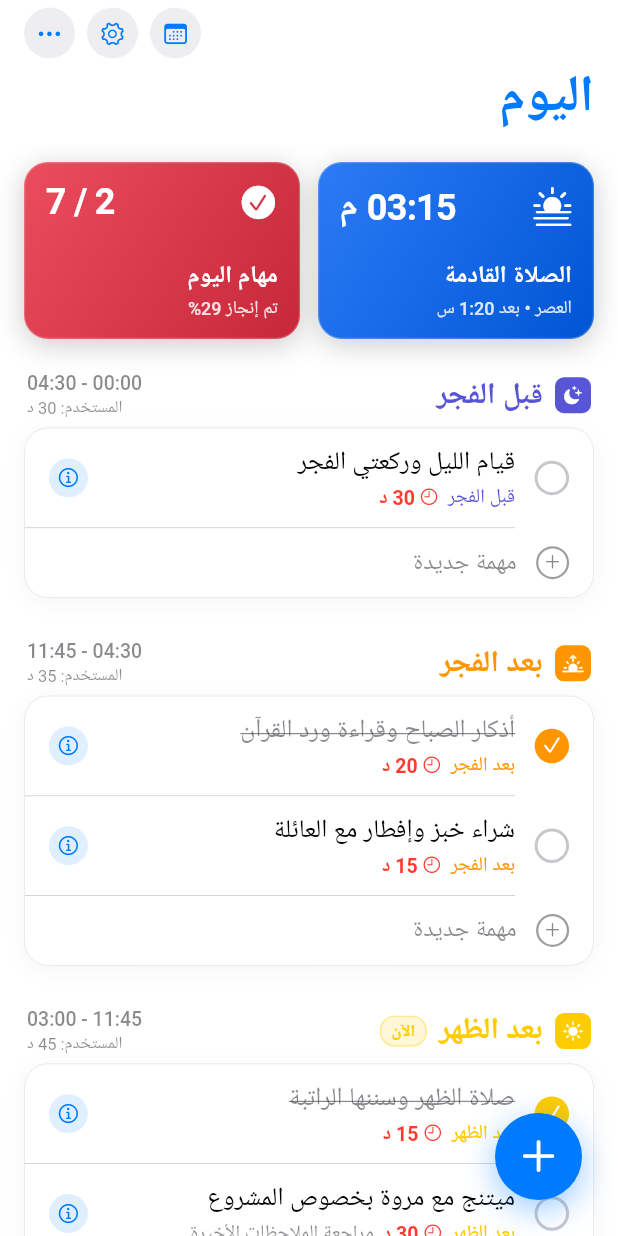
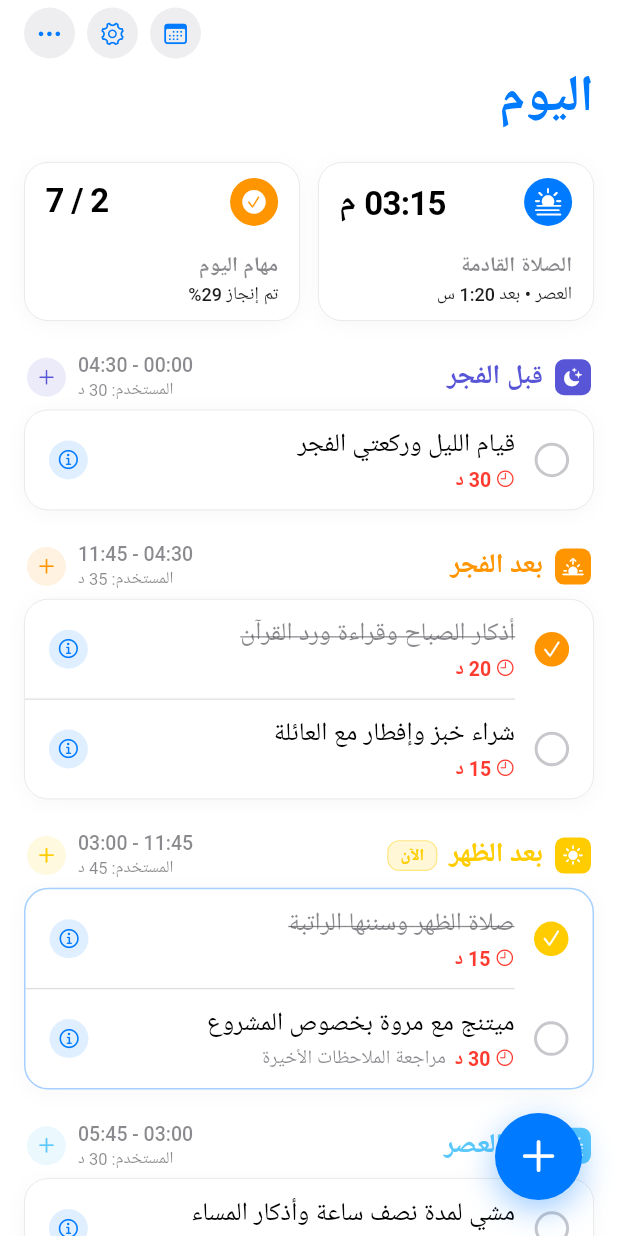
Before and after one commit to ajyahia/dayaround, a Flutter app: the screen it shows after launch, on a phone screen of 412 x 824 dp. Run offline on Flutter 3.47's test engine with Material 3 defaults, Android fonts, the phone set to English and light mode, and no system bars; our stand-ins replace flutter_riverpod, google_fonts, shared_preferences.

Commit message:
Declutter Today screen: compact empty prayer tiles, calm neutral smart cards, and remove redundant task metadata

```diff
--- a/lib/core/widgets/app_section.dart
+++ b/lib/core/widgets/app_section.dart
@@ -31,12 +31,80 @@ class AppSection extends StatelessWidget {
     final secondaryColor = CupertinoColors.secondaryLabel.resolveFrom(context);
     final separatorColor = CupertinoColors.separator.resolveFrom(context);
 
+    // Case 1: Empty & Not current block -> Minimal peaceful compact tile (saves vertical clutter)
+    if (children.isEmpty && !isCurrentBlock) {
+      return Padding(
+        padding: const EdgeInsets.symmetric(horizontal: 16, vertical: 4),
+        child: GestureDetector(
+          onTap: onAddNewTask,
+          behavior: HitTestBehavior.opaque,
+          child: Container(
+            height: 44,
+            padding: const EdgeInsets.symmetric(horizontal: 14),
+            decoration: BoxDecoration(
+              color: sectionBg.withValues(alpha: isDark ? 0.45 : 0.65),
+              borderRadius: BorderRadius.circular(12),
+              border: Border.all(
+                color: isDark ? const Color(0x14FFFFFF) : const Color(0x0A000000),
+                width: 0.5,
+              ),
+            ),
+            child: Row(
+              children: [
+                Container(
+                  width: 22,
+                  height: 22,
+                  decoration: BoxDecoration(
+                    color: blockColor.withValues(alpha: 0.15),
+                    borderRadius: BorderRadius.circular(6),
+                  ),
+                  child: Center(
+                    child: Icon(
+                      icon,
+                      size: 13,
+                      color: blockColor,
+                    ),
+                  ),
+                ),
+                const SizedBox(width: 10),
+                Text(
+                  title,
+                  style: TextStyle(
+                    fontSize: 14,
+                    fontWeight: FontWeight.w600,
+                    color: secondaryColor,
+                  ),
+                ),
+                const Spacer(),
+                Text(
+                  timeRange,
+                  style: TextStyle(
+                    fontSize: 12,
+                    color: secondaryColor.withValues(alpha: 0.7),
+                  ),
+                ),
+                if (onAddNewTask != null) ...[
+                  const SizedBox(width: 10),
+                  Icon(
+                    CupertinoIcons.plus,
+                    size: 15,
+                    color: secondaryColor.withValues(alpha: 0.6),
+                  ),
+                ],
+              ],
+            ),
+          ),
+        ),
+      );
+    }
+
+    // Case 2: Has tasks OR is current block -> Clean Apple Reminders Section
     return Padding(
-      padding: const EdgeInsets.only(bottom: 22),
+      padding: const EdgeInsets.only(bottom: 16),
       child: Column(
         crossAxisAlignment: CrossAxisAlignment.start,
         children: [
-          // Section Header (Reminders style with block identity)
+          // Section Header
           Padding(
             padding: const EdgeInsets.symmetric(horizontal: 18, vertical: 6),
             child: Row(
@@ -59,14 +127,14 @@ class AppSection extends StatelessWidget {
                 ),
                 const SizedBox(width: 8),
 
-                // Block title in its color
+                // Block title
                 Text(
                   title,
                   style: TextStyle(
-                    fontSize: 20,
+                    fontSize: 18,
                     fontWeight: FontWeight.bold,
                     color: blockColor,
-                    letterSpacing: -0.4,
+                    letterSpacing: -0.3,
                   ),
                 ),
 
@@ -74,10 +142,10 @@ class AppSection extends StatelessWidget {
                 if (isCurrentBlock) ...[
                   const SizedBox(width: 8),
                   Container(
-                    padding: const EdgeInsets.symmetric(horizontal: 7, vertical: 2),
+                    padding: const EdgeInsets.symmetric(horizontal: 8, vertical: 2),
                     decoration: BoxDecoration(
                       color: blockColor.withValues(alpha: 0.16),
-                      borderRadius: BorderRadius.circular(10),
+                      borderRadius: BorderRadius.circular(8),
                       border: Border.all(
                         color: blockColor.withValues(alpha: 0.4),
                         width: 0.8,
@@ -123,6 +191,30 @@ class AppSection extends StatelessWidget {
                     ],
                   ],
                 ),
+
+                // Quick add (+) button in header
+                if (onAddNewTask != null) ...[
+                  const SizedBox(width: 8),
+                  GestureDetector(
+                    onTap: onAddNewTask,
+                    behavior: HitTestBehavior.opaque,
+                    child: Container(
+                      width: 26,
+                      height: 26,
+                      decoration: BoxDecoration(
+                        shape: BoxShape.circle,
+                        color: blockColor.withValues(alpha: 0.12),
+                      ),
+                      child: Center(
+                        child: Icon(
+                          CupertinoIcons.plus,
+                          size: 14,
+                          color: blockColor,
+                        ),
+                      ),
+                    ),
+                  ),
+                ],
               ],
             ),
           ),
@@ -135,14 +227,16 @@ class AppSection extends StatelessWidget {
                 color: sectionBg,
                 borderRadius: BorderRadius.circular(16),
                 border: Border.all(
-                  color: isDark ? const Color(0x22FFFFFF) : const Color(0x18000000),
-                  width: 0.6,
+                  color: isCurrentBlock
+                      ? const Color(0xFF007AFF).withValues(alpha: 0.35)
+                      : (isDark ? const Color(0x22FFFFFF) : const Color(0x18000000)),
+                  width: isCurrentBlock ? 1.0 : 0.6,
                 ),
                 boxShadow: [
                   BoxShadow(
-                    color: isDark ? const Color(0x33000000) : const Color(0x0A000000),
-                    blurRadius: 12,
-                    offset: const Offset(0, 3),
+                    color: isDark ? const Color(0x33000000) : const Color(0x08000000),
+                    blurRadius: 10,
+                    offset: const Offset(0, 2),
                   ),
                 ],
               ),
@@ -151,22 +245,40 @@ class AppSection extends StatelessWidget {
                 child: Column(
                   children: [
                     if (children.isEmpty)
+                      // Current block empty state
                       Padding(
-                        padding: const EdgeInsets.symmetric(vertical: 18),
-                        child: Center(
-                          child: Text(
-                            'لا توجد مهام',
-                            style: TextStyle(
-                              fontSize: 15,
-                              color: secondaryColor,
+                        padding: const EdgeInsets.symmetric(vertical: 20, horizontal: 16),
+                        child: Row(
+                          mainAxisAlignment: MainAxisAlignment.center,
+                          children: [
+                            Text(
+                              'لا توجد مهام متبقية لهذه الصلاة',
+                              style: TextStyle(
+                                fontSize: 14,
+                                color: secondaryColor,
+                              ),
                             ),
-                          ),
+                            if (onAddNewTask != null) ...[
+                              const SizedBox(width: 10),
+                              GestureDetector(
+                                onTap: onAddNewTask,
+                                child: Text(
+                                  '+ إضافة',
+                                  style: TextStyle(
+                                    fontSize: 14,
+                                    fontWeight: FontWeight.w600,
+                                    color: blockColor,
+                                  ),
+                                ),
+                              ),
+                            ],
+                          ],
                         ),
                       )
                     else
                       for (int i = 0; i < children.length; i++) ...[
                         children[i],
-                        if (i < children.length - 1 || onAddNewTask != null)
+                        if (i < children.length - 1)
                           Padding(
                             padding: const EdgeInsetsDirectional.only(start: 52),
                             child: Container(
@@ -175,51 +287,6 @@ class AppSection extends StatelessWidget {
                             ),
                           ),
                       ],
-
-                    // Dashed circle inline add row (Image 1 style)
-                    if (onAddNewTask != null)
-                      GestureDetector(
-                        onTap: onAddNewTask,
-                        behavior: HitTestBehavior.opaque,
-                        child: ConstrainedBox(
-                          constraints: const BoxConstraints(minHeight: 46),
-                          child: Padding(
-                            padding: const EdgeInsets.symmetric(horizontal: 16, vertical: 10),
-                            child: Row(
-                              children: [
-                                // Dashed circle icon
-                                Container(
-                                  width: 22,
-                                  height: 22,
-                                  decoration: BoxDecoration(
-                                    shape: BoxShape.circle,
-                                    border: Border.all(
-                                      color: secondaryColor.withValues(alpha: 0.5),
-                                      width: 1.5,
-                                    ),
-                                  ),
-                                  child: Center(
-                                    child: Icon(
-                                      CupertinoIcons.plus,
-                                      size: 13,
-                                      color: secondaryColor,
-                                    ),
-                                  ),
-                                ),
-                                const SizedBox(width: 13),
-                                Text(
-                                  'مهمة جديدة',
-                                  style: TextStyle(
-                                    fontSize: 16,
-                                    fontWeight: FontWeight.normal,
-                                    color: secondaryColor,
-                                  ),
-                                ),
-                              ],
-                            ),
-                          ),
-                        ),
-                      ),
                   ],
                 ),
               ),
--- a/lib/core/widgets/summary_card.dart
+++ b/lib/core/widgets/summary_card.dart
@@ -5,7 +5,7 @@ class SummaryCard extends StatelessWidget {
   final String value;
   final String? subtitle;
   final IconData icon;
-  final Gradient gradient;
+  final Color accentColor;
   final VoidCallback? onTap;
 
   const SummaryCard({
@@ -14,30 +14,35 @@ class SummaryCard extends StatelessWidget {
     required this.value,
     this.subtitle,
     required this.icon,
-    required this.gradient,
+    this.accentColor = const Color(0xFF007AFF),
     this.onTap,
   });
 
   @override
   Widget build(BuildContext context) {
+    final isDark = CupertinoTheme.brightnessOf(context) == Brightness.dark;
+    final cardBg = CupertinoColors.secondarySystemGroupedBackground.resolveFrom(context);
+    final labelColor = CupertinoColors.label.resolveFrom(context);
+    final secondaryColor = CupertinoColors.secondaryLabel.resolveFrom(context);
+
     return GestureDetector(
       onTap: onTap,
       behavior: HitTestBehavior.opaque,
       child: Container(
-        constraints: const BoxConstraints(minHeight: 118),
-        padding: const EdgeInsets.symmetric(horizontal: 14, vertical: 12),
+        constraints: const BoxConstraints(minHeight: 106),
+        padding: const EdgeInsets.symmetric(horizontal: 14, vertical: 10),
         decoration: BoxDecoration(
-          gradient: gradient,
+          color: cardBg,
           borderRadius: BorderRadius.circular(16),
           border: Border.all(
-            color: const Color(0x33FFFFFF),
-            width: 0.8,
+            color: isDark ? const Color(0x22FFFFFF) : const Color(0x18000000),
+            width: 0.6,
           ),
-          boxShadow: const [
+          boxShadow: [
             BoxShadow(
-              color: Color(0x33000000),
-              blurRadius: 16,
-              offset: Offset(0, 4),
+              color: isDark ? const Color(0x33000000) : const Color(0x08000000),
+              blurRadius: 10,
+              offset: const Offset(0, 2),
             ),
           ],
         ),
@@ -45,22 +50,34 @@ class SummaryCard extends StatelessWidget {
           crossAxisAlignment: CrossAxisAlignment.start,
           mainAxisAlignment: MainAxisAlignment.spaceBetween,
           children: [
-            // Top Row: Icon on start, big bold number on end
+            // Top Row: Colored circular icon on start, big bold number on end (Apple Reminders Image 4)
             Row(
               mainAxisAlignment: MainAxisAlignment.spaceBetween,
               crossAxisAlignment: CrossAxisAlignment.center,
               children: [
-                Icon(
-                  icon,
-                  size: 26,
-                  color: CupertinoColors.white,
+                // 32x32 Colored circular icon
+                Container(
+                  width: 32,
+                  height: 32,
+                  decoration: BoxDecoration(
+                    color: accentColor,
+                    shape: BoxShape.circle,
+                  ),
+                  child: Center(
+                    child: Icon(
+                      icon,
+                      size: 18,
+                      color: CupertinoColors.white,
+                    ),
+                  ),
                 ),
+                // Bold value / countdown
                 Text(
                   value,
-                  style: const TextStyle(
-                    fontSize: 24,
+                  style: TextStyle(
+                    fontSize: 22,
                     fontWeight: FontWeight.bold,
-                    color: CupertinoColors.white,
+                    color: labelColor,
                     letterSpacing: -0.5,
                   ),
                 ),
@@ -74,23 +91,22 @@ class SummaryCard extends StatelessWidget {
               children: [
                 Text(
                   title,
-                  style: const TextStyle(
-                    fontSize: 16,
-                    fontWeight: FontWeight.bold,
-                    color: CupertinoColors.white,
-                    letterSpacing: -0.3,
+                  style: TextStyle(
+                    fontSize: 14,
+                    fontWeight: FontWeight.w600,
+                    color: secondaryColor,
                   ),
                   maxLines: 1,
                   overflow: TextOverflow.ellipsis,
                 ),
                 if (subtitle != null) ...[
-                  const SizedBox(height: 2),
+                  const SizedBox(height: 1),
                   Text(
                     subtitle!,
-                    style: const TextStyle(
+                    style: TextStyle(
                       fontSize: 12,
                       fontWeight: FontWeight.w500,
-                      color: Color(0xD9FFFFFF),
+                      color: isDark ? const Color(0xFFE5E5EA) : const Color(0xFF1C1C1E),
                     ),
                     maxLines: 1,
                     overflow: TextOverflow.ellipsis,
--- a/lib/core/widgets/task_row.dart
+++ b/lib/core/widgets/task_row.dart
@@ -139,7 +139,10 @@ class _TaskRowState extends State<TaskRow> with SingleTickerProviderStateMixin {
                       overflow: TextOverflow.ellipsis,
                     ),
 
-                    // Subtitle metadata line (Image 1: tag, duration, notes)
+                    // Subtitle metadata line (tag, duration, notes)
+                    if (widget.blockLabel != null ||
+                        widget.durationMinutes != null ||
+                        (widget.notes != null && widget.notes!.trim().isNotEmpty)) ...[
                       const SizedBox(height: 3),
                       Row(
                         children: [
@@ -187,6 +190,7 @@ class _TaskRowState extends State<TaskRow> with SingleTickerProviderStateMixin {
                         ],
                       ),
                     ],
+                  ],
                 ),
               ),
 
--- a/lib/features/today/presentation/today_screen.dart
+++ b/lib/features/today/presentation/today_screen.dart
@@ -293,24 +293,20 @@ class _TodayScreenState extends State<TodayScreen> {
                     child: Row(
                       crossAxisAlignment: CrossAxisAlignment.stretch,
                       children: [
-                        // Card 1: Next Prayer (Apple Cobalt Blue gradient)
+                        // Card 1: Next Prayer (Apple Reminders style)
                         Expanded(
                           child: SummaryCard(
                             title: 'الصلاة القادمة',
                             value: '03:15 م',
                             subtitle: 'العصر • بعد 1:20 س',
                             icon: CupertinoIcons.sun_haze_fill,
-                            gradient: const LinearGradient(
-                              begin: Alignment.topLeft,
-                              end: Alignment.bottomRight,
-                              colors: [Color(0xFF2C7BF6), Color(0xFF0055D4)],
-                            ),
+                            accentColor: const Color(0xFF007AFF),
                             onTap: () {},
                           ),
                         ),
                         const SizedBox(width: 12),
 
-                        // Card 2: Today Tasks (Apple Coral / Scheduled red gradient)
+                        // Card 2: Today Tasks (Apple Reminders style)
                         Expanded(
                           child: SummaryCard(
                             title: 'مهام اليوم',
@@ -319,11 +315,7 @@ class _TodayScreenState extends State<TodayScreen> {
                                 ? 'تم إنجاز ${(doneTasks / totalTasks * 100).round()}%'
                                 : null,
                             icon: CupertinoIcons.checkmark_circle_fill,
-                            gradient: const LinearGradient(
-                              begin: Alignment.topLeft,
-                              end: Alignment.bottomRight,
-                              colors: [Color(0xFFEB4D5E), Color(0xFFC72839)],
-                            ),
+                            accentColor: const Color(0xFFFF9500),
                             onTap: () {},
                           ),
                         ),
@@ -407,7 +399,6 @@ class _TodayScreenState extends State<TodayScreen> {
                               durationMinutes: task.durationMinutes,
                               isDone: task.isDone,
                               blockColor: block.color,
-                              blockLabel: block.label,
                               onToggle: (val) {
                                 setState(() {
                                   task.isDone = val;
```
Lines whose indentation alone changed are shown as unchanged.
